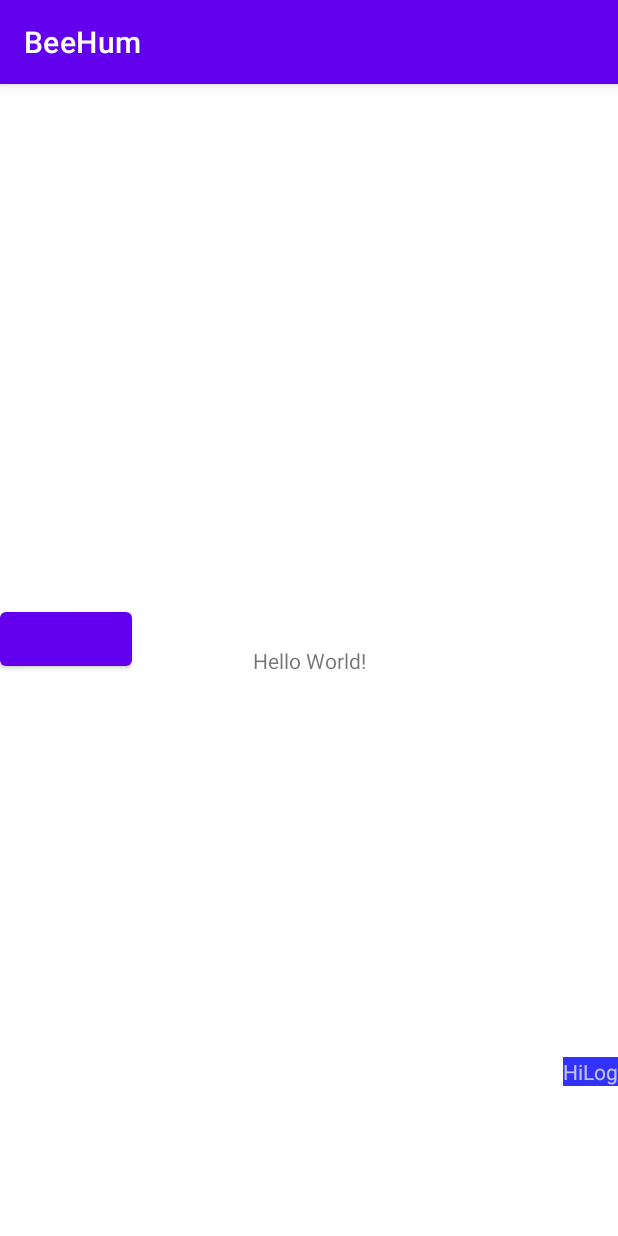
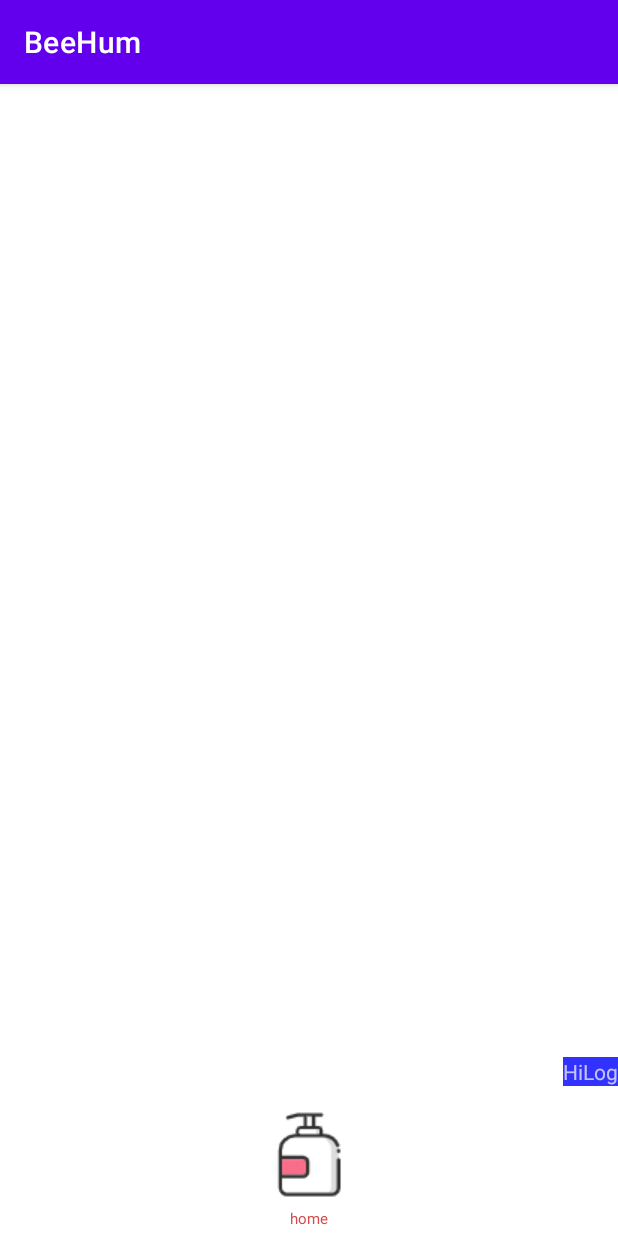
Before and after one commit to onebee/BeeHum, an Android app: the screen it shows after launch (MainActivity), on a phone screen of 412 x 824 dp. Run offline under Robolectric (Android 15) with nearby library versions, the phone set to English and light mode, and no system bars.

Commit message:
add HiTabBottomLayout

```diff
--- a/app/src/main/java/com/one/bee/MainActivity.kt
+++ b/app/src/main/java/com/one/bee/MainActivity.kt
@@ -1,5 +1,8 @@
 package com.one.bee
 
+import android.content.res.Resources
+import android.graphics.Bitmap
+import android.graphics.BitmapFactory
 import androidx.appcompat.app.AppCompatActivity
 import android.os.Bundle
 import android.widget.EditText
@@ -7,11 +10,13 @@ import androidx.core.widget.addTextChangedListener
 import com.one.library.log.HiLog
 import com.one.library.log.HiLogManager
 import com.one.library.log.HiViewPrinter
+import com.one.library.util.HiDisplayUtil
+import com.one.ui.tab.bottom.HiTabBottomInfo
 import kotlinx.android.synthetic.main.activity_main.*
 
 class MainActivity : AppCompatActivity() {
 
-    var viewPrinter : HiViewPrinter? = null
+    var viewPrinter: HiViewPrinter? = null
 
     override fun onCreate(savedInstanceState: Bundle?) {
         super.onCreate(savedInstanceState)
@@ -22,12 +27,21 @@ class MainActivity : AppCompatActivity() {
 
         viewPrinter!!.viewProvider.showFloatingView()
 
-        btn.setOnClickListener {
+        val b1 = BitmapFactory.decodeResource(resources, R.drawable.home_default)
+        val b2 = BitmapFactory.decodeResource(resources, R.drawable.home_selected)
+        val hiTabBottomInfo = HiTabBottomInfo<String>(
+            "home",
+            b2,
+            b1,
+            "#ffd44949",
+            "#ff656667",
 
 
-            HiLog.i("999")
+        )
 
-        }
+        tab_bottom.setHiTabInfo(hiTabBottomInfo)
+
+
 
 
     }
--- a/app/src/main/res/layout/activity_main.xml
+++ b/app/src/main/res/layout/activity_main.xml
@@ -6,20 +6,11 @@
     android:layout_height="match_parent"
     tools:context=".MainActivity">
 
-    <TextView
-        android:id="@+id/tv"
+    <com.one.ui.tab.bottom.HiTabBottom
+        android:id="@+id/tab_bottom"
         android:layout_width="wrap_content"
         android:layout_height="wrap_content"
-        android:text="Hello World!"
         app:layout_constraintBottom_toBottomOf="parent"
-        app:layout_constraintLeft_toLeftOf="parent"
-        app:layout_constraintRight_toRightOf="parent"
         app:layout_constraintTop_toTopOf="parent" />
 
-    <Button
-        android:id="@+id/btn"
-        app:layout_constraintLeft_toLeftOf="parent"
-        app:layout_constraintBottom_toBottomOf="@+id/tv"
-        android:layout_width="wrap_content"
-        android:layout_height="wrap_content"/>
 </androidx.constraintlayout.widget.ConstraintLayout>
--- a/hi-ui/build.gradle
+++ b/hi-ui/build.gradle
@@ -36,6 +36,7 @@ dependencies {
     implementation 'androidx.core:core-ktx:1.3.2'
     implementation 'androidx.appcompat:appcompat:1.2.0'
     implementation 'com.google.android.material:material:1.3.0'
+    implementation project(path: ':hi-library')
     testImplementation 'junit:junit:4.+'
     androidTestImplementation 'androidx.test.ext:junit:1.1.2'
     androidTestImplementation 'androidx.test.espresso:espresso-core:3.3.0'
--- a/hi-ui/src/main/java/com/one/ui/tab/bottom/HiTabBottom.java
+++ b/hi-ui/src/main/java/com/one/ui/tab/bottom/HiTabBottom.java
@@ -24,7 +24,7 @@ public class HiTabBottom extends RelativeLayout implements IHiTab<HiTabBottomInf
     private ImageView tabImage;
     private TextView tabName;
 
-    public HiTabBottomInfo<?> getTabInfo() {
+    public HiTabBottomInfo<?> getHiTabInfo() {
         return tabInfo;
     }
 
@@ -46,6 +46,7 @@ public class HiTabBottom extends RelativeLayout implements IHiTab<HiTabBottomInf
 
     public HiTabBottom(Context context, AttributeSet attrs, int defStyleAttr) {
         super(context, attrs, defStyleAttr);
+        init();
     }
 
 
--- /dev/null
+++ b/hi-ui/src/main/res/layout/hi_bottom_layout_bg.xml
@@ -0,0 +1,5 @@
+<?xml version="1.0" encoding="utf-8"?>
+<View xmlns:android="http://schemas.android.com/apk/res/android"
+   android:background="@android:color/white"
+    android:layout_width="match_parent"
+    android:layout_height="match_parent"/>
```
Also changed, not shown: hi-ui/src/main/java/com/one/ui/tab/bottom/HiTabBottomLayout.java (added, +184 -0 lines), app/src/main/res/drawable/home_default.png (added), app/src/main/res/drawable/home_selected.png (added).
